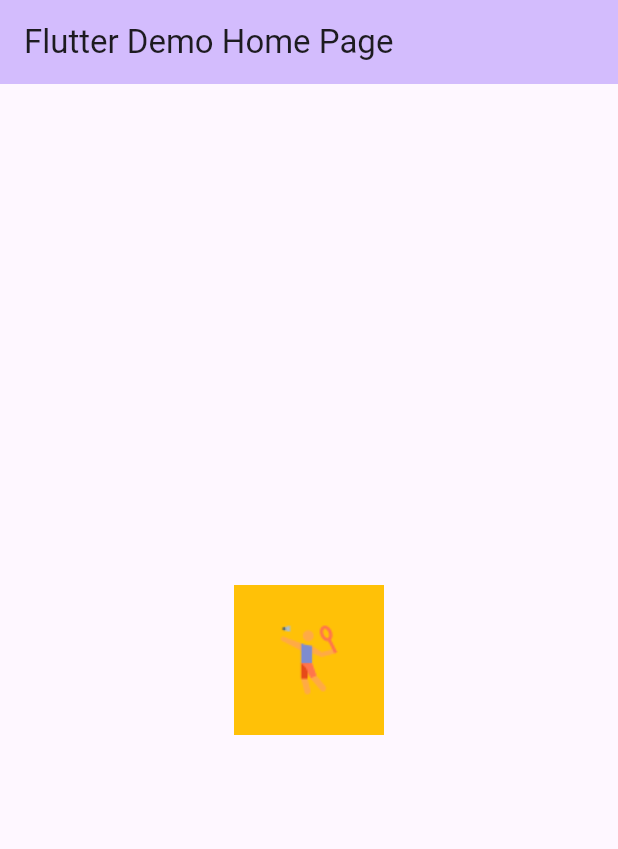
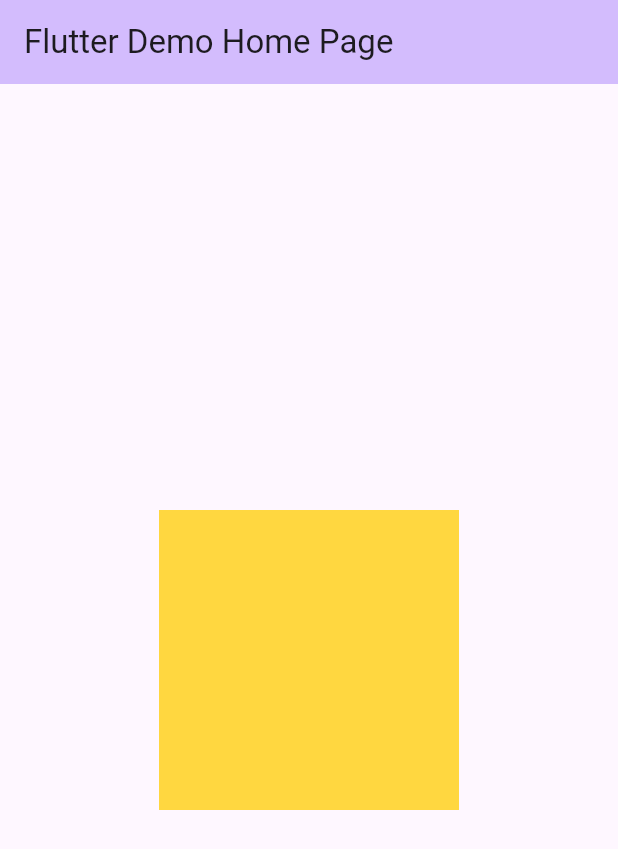
Before and after one commit to Foysalrabby/flutteranimation, a Flutter app: the screen it shows after launch, on a phone screen of 412 x 824 dp. Shown: the top 849 px of the screen. Run offline on Flutter 3.47's test engine with Material 3 defaults, Android fonts, the phone set to English and light mode, and no system bars.

Commit message:
with out button we use animation tuoggle timmer and dynamic if else

```diff
--- a/animation/lib/main.dart
+++ b/animation/lib/main.dart
@@ -1,3 +1,5 @@
+import 'dart:async';
+
 import 'package:flutter/material.dart';
 
 void main() {
@@ -31,6 +33,23 @@ class MyHomePage extends StatefulWidget {
 }
 
 class _MyHomePageState extends State<MyHomePage> {
+  bool isfirst = true;
+  @override
+  void initState() {
+    // TODO: implement initState
+    super.initState();
+    Timer(Duration(seconds: 3), () {
+      reload();
+    });
+
+  }
+   void reload() {
+    setState(() {
+      isfirst = false;
+    });
+
+    }
+
   @override
   Widget build(BuildContext context) {
     return Scaffold(
@@ -38,13 +57,21 @@ class _MyHomePageState extends State<MyHomePage> {
           backgroundColor: Theme.of(context).colorScheme.inversePrimary,
           title: Text(widget.title),
         ),
-        body: Center(child:Container(
-          width: 100,
-          height: 100,
-          color: Colors.amber,
-          child:Image.asset("assets/images/badminton.png"),))
-
-
-        );
+        body: Center(
+          child: AnimatedCrossFade(
+            duration: Duration(seconds: 2),
+            firstChild: Container(
+              width: 200,
+              height: 200,
+              color: Colors.amberAccent,
+            ),
+            secondChild: Image.asset(
+              "assets/images/badminton.png",
+              width: 100,
+              height: 100,
+            ),
+            crossFadeState:isfirst ? CrossFadeState.showSecond : CrossFadeState.showFirst,
+          ),
+        ));
   }
 }
```
